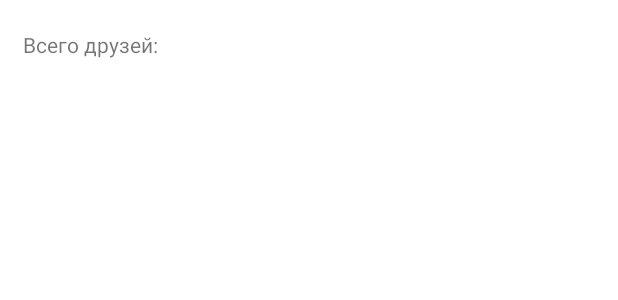
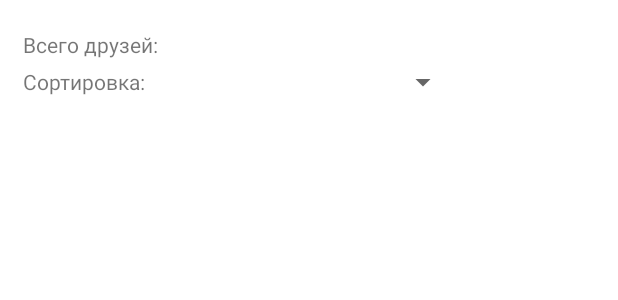
Before and after one commit to Ka-ra-siK/VKApi, an Android app: the layout fragment_friends.xml on its own in the app's theme, with its tools: preview values and no code run, on a phone screen of 412 x 824 dp. Shown: the top 300 px of the screen. Run offline under Robolectric (Android 15) with nearby library versions, the phone set to English and light mode, and no system bars.

Commit message:
add friends sorting

```diff
--- a/app/src/main/res/layout/fragment_friends.xml
+++ b/app/src/main/res/layout/fragment_friends.xml
@@ -11,8 +11,8 @@
         android:layout_height="wrap_content"
         android:layout_marginStart="15dp"
         android:layout_marginTop="20dp"
-        android:orientation="horizontal"
-        android:paddingEnd="15dp">
+        android:layout_marginEnd="15dp"
+        android:orientation="horizontal">
 
         <TextView
             android:layout_width="match_parent"
@@ -29,10 +29,32 @@
 
     </LinearLayout>
 
+    <LinearLayout
+        android:layout_width="match_parent"
+        android:layout_height="wrap_content"
+        android:layout_marginStart="15dp"
+        android:layout_marginTop="5dp"
+        android:layout_marginEnd="15dp"
+        android:orientation="horizontal">
+
+        <TextView
+            android:layout_width="wrap_content"
+            android:layout_height="wrap_content"
+            android:text="Сортировка: " />
+
+        <Spinner
+            android:id="@+id/sorting_items"
+            android:layout_width="200dp"
+            android:layout_height="match_parent"
+            android:layout_marginStart="5dp" />
+
+    </LinearLayout>
+
 
     <ListView
+        android:id="@+id/friends_list"
         android:layout_width="match_parent"
         android:layout_height="match_parent"
-        android:id="@+id/friends_list" />
+        android:layout_marginTop="5dp" />
 
 </LinearLayout>
```
Also changed, not shown: app/src/main/java/ru/eltex/api_service/VKApiService.java (+5 -3 lines), app/src/main/java/ru/eltex/fragments/FriendsFragment.java (+79 -3 lines), app/src/main/res/layout/list_friends.xml (+8 -6 lines).
